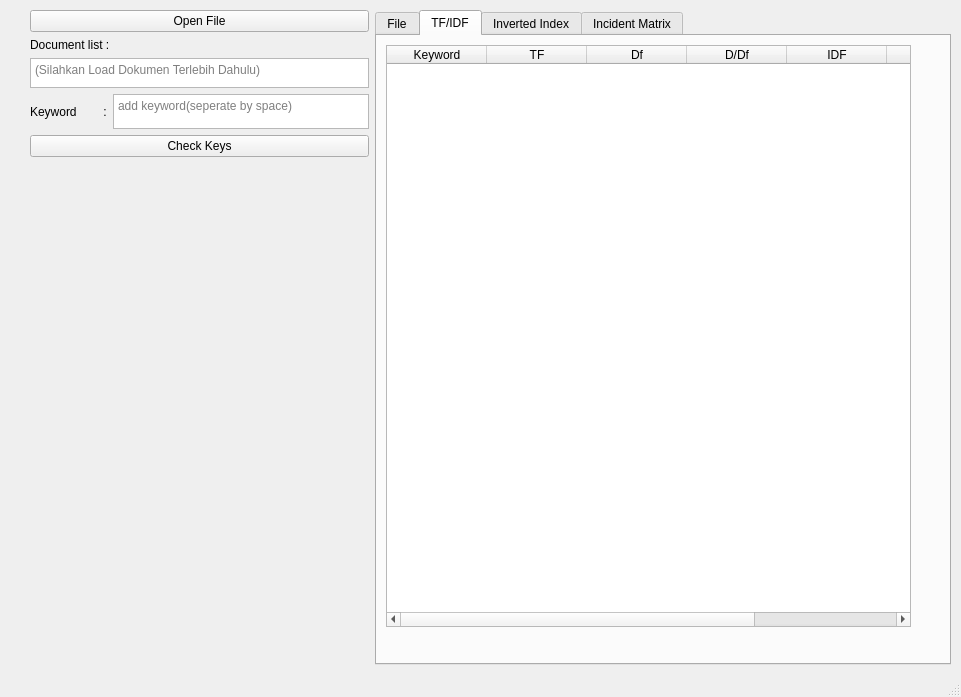
Before: the Qt Designer form SKTI Tugas 2.ui in andre002wp/STKI-Semester-5, drawn with Qt 5.
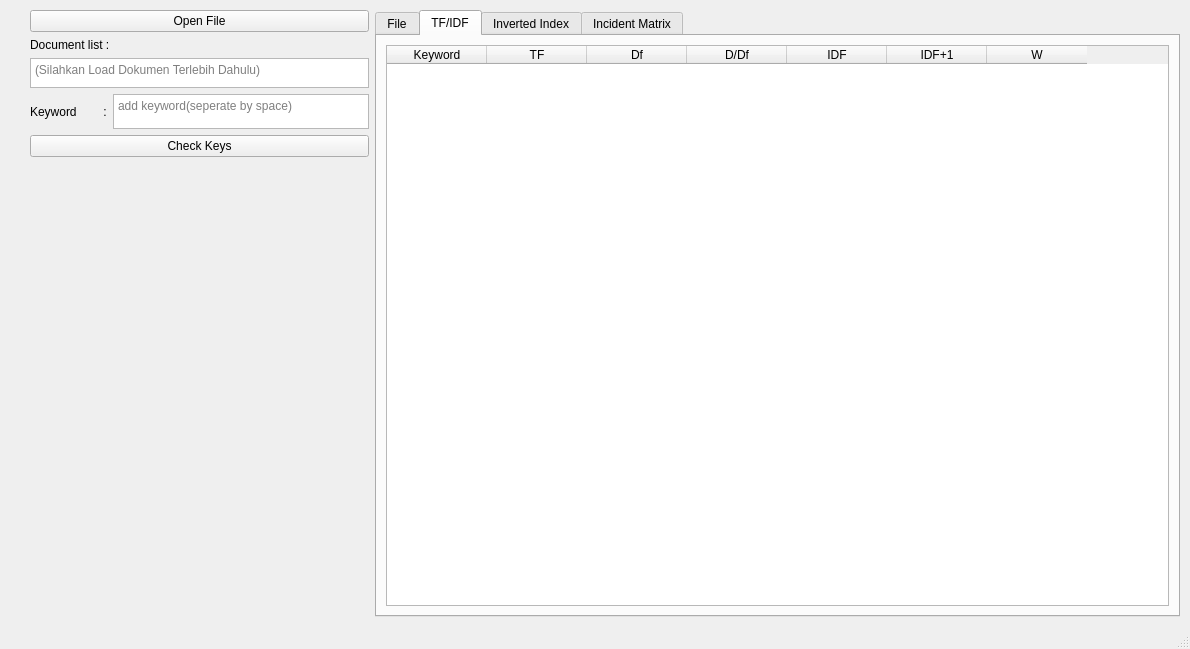
After: the same form once the commit is applied. The open tabs and pages were chosen to show the change.

Commit message: basic preprcessing visual

Patch:
```diff
--- a/SKTI Tugas 2.ui
+++ b/SKTI Tugas 2.ui
@@ -6,8 +6,8 @@
    <rect>
     <x>0</x>
     <y>0</y>
-    <width>961</width>
-    <height>697</height>
+    <width>1190</width>
+    <height>649</height>
    </rect>
   </property>
   <property name="windowTitle">
@@ -135,6 +135,12 @@
         </property>
         <item>
          <widget class="QTabWidget" name="tabWidget">
+          <property name="sizePolicy">
+           <sizepolicy hsizetype="Preferred" vsizetype="Expanding">
+            <horstretch>0</horstretch>
+            <verstretch>0</verstretch>
+           </sizepolicy>
+          </property>
           <property name="currentIndex">
            <number>1</number>
           </property>
@@ -151,25 +157,28 @@
           </widget>
           <widget class="QWidget" name="tab_2">
            <property name="sizePolicy">
-            <sizepolicy hsizetype="Maximum" vsizetype="Maximum">
+            <sizepolicy hsizetype="Ignored" vsizetype="Ignored">
              <horstretch>1</horstretch>
              <verstretch>1</verstretch>
             </sizepolicy>
            </property>
            <property name="maximumSize">
             <size>
-             <width>543</width>
-             <height>600</height>
+             <width>16777215</width>
+             <height>16777215</height>
             </size>
            </property>
            <attribute name="title">
             <string>TF/IDF</string>
            </attribute>
-           <layout class="QHBoxLayout" name="horizontalLayout_2">
+           <layout class="QVBoxLayout" name="verticalLayout_3" stretch="0">
+            <property name="sizeConstraint">
+             <enum>QLayout::SetDefaultConstraint</enum>
+            </property>
             <item>
              <widget class="QTableWidget" name="result_table">
               <property name="sizePolicy">
-               <sizepolicy hsizetype="Expanding" vsizetype="Expanding">
+               <sizepolicy hsizetype="Ignored" vsizetype="Ignored">
                 <horstretch>0</horstretch>
                 <verstretch>0</verstretch>
                </sizepolicy>
```
Left out of the diff: 17 changed lines with no effect on the pictures. The commit also changes 1 other file.
